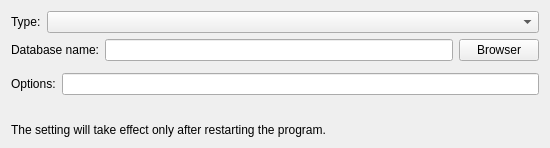
Qt form Src/Database/ParameterDatabaseUI.ui (KangLin/RabbitRemoteControl) before a commit.
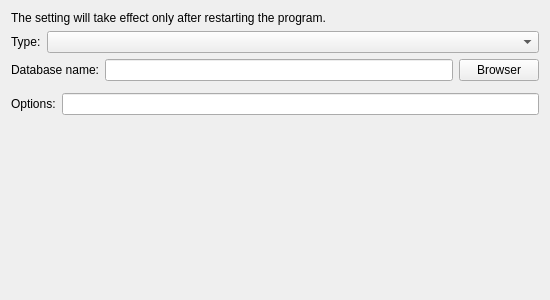
The same form after that commit. Custom widgets are drawn as their Qt base class.

Diff of the .ui file:
```diff
--- a/Src/Database/ParameterDatabaseUI.ui
+++ b/Src/Database/ParameterDatabaseUI.ui
@@ -7,7 +7,7 @@
     <x>0</x>
     <y>0</y>
     <width>550</width>
-    <height>148</height>
+    <height>300</height>
    </rect>
   </property>
   <property name="windowTitle">
@@ -15,43 +15,6 @@
   </property>
   <layout class="QGridLayout" name="gridLayout">
    <item row="4" column="0">
-    <spacer name="verticalSpacer">
-     <property name="orientation">
-      <enum>Qt::Orientation::Vertical</enum>
-     </property>
-     <property name="sizeHint" stdset="0">
-      <size>
-       <width>20</width>
-       <height>40</height>
-      </size>
-     </property>
-    </spacer>
-   </item>
-   <item row="2" column="0">
-    <widget class="CParameterNetUI" name="wNet" native="true"/>
-   </item>
-   <item row="0" column="0">
-    <layout class="QHBoxLayout" name="horizontalLayout">
-     <item>
-      <widget class="QLabel" name="label">
-       <property name="text">
-        <string>Type:</string>
-       </property>
-      </widget>
-     </item>
-     <item>
-      <widget class="QComboBox" name="cbType">
-       <property name="sizePolicy">
-        <sizepolicy hsizetype="Expanding" vsizetype="Fixed">
-         <horstretch>0</horstretch>
-         <verstretch>0</verstretch>
-        </sizepolicy>
-       </property>
-      </widget>
-     </item>
-    </layout>
-   </item>
-   <item row="3" column="0">
     <layout class="QHBoxLayout" name="horizontalLayout_3">
      <item>
       <widget class="QLabel" name="label_3">
@@ -65,7 +28,10 @@
      </item>
     </layout>
    </item>
-   <item row="1" column="0">
+   <item row="3" column="0">
+    <widget class="CParameterNetUI" name="wNet" native="true"/>
+   </item>
+   <item row="2" column="0">
     <layout class="QHBoxLayout" name="horizontalLayout_2">
      <item>
       <widget class="QLabel" name="label_2">
@@ -86,7 +52,41 @@
      </item>
     </layout>
    </item>
+   <item row="1" column="0">
+    <layout class="QHBoxLayout" name="horizontalLayout">
+     <item>
+      <widget class="QLabel" name="label">
+       <property name="text">
+        <string>Type:</string>
+       </property>
+      </widget>
+     </item>
+     <item>
+      <widget class="QComboBox" name="cbType">
+       <property name="sizePolicy">
+        <sizepolicy hsizetype="Expanding" vsizetype="Fixed">
+         <horstretch>0</horstretch>
+         <verstretch>0</verstretch>
+        </sizepolicy>
+       </property>
+      </widget>
+     </item>
+    </layout>
+   </item>
    <item row="5" column="0">
+    <spacer name="verticalSpacer">
+     <property name="orientation">
+      <enum>Qt::Orientation::Vertical</enum>
+     </property>
+     <property name="sizeHint" stdset="0">
+      <size>
+       <width>20</width>
+       <height>40</height>
+      </size>
+     </property>
+    </spacer>
+   </item>
+   <item row="0" column="0">
     <widget class="QLabel" name="label_4">
      <property name="text">
       <string>The setting will take effect only after restarting the program.</string>
```
